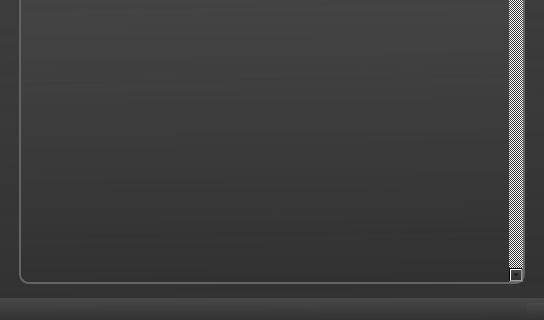
The window that design.ui (den-koch/AudioPlayer_PyVers) describes before a commit, drawn with Qt 5; both pictures show x 0 to 544 and y 390 to 710 of the 544 by 710 pixel window.
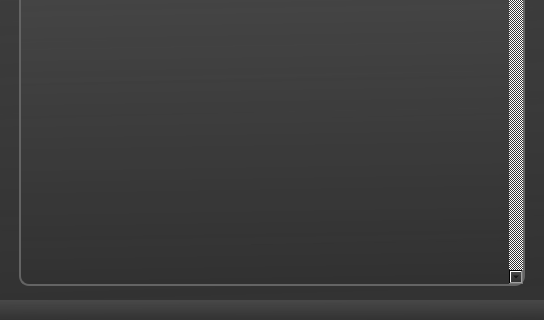
The same window after the commit. Icons and pictures are not drawn. Custom widgets are drawn as their Qt base class.

Diff of the .ui file:
```diff
--- a/design.ui
+++ b/design.ui
@@ -14,7 +14,20 @@
    </rect>
   </property>
   <property name="styleSheet">
-   <string notr="true">background-color: qlineargradient(spread:pad, x1:0.517, y1:1, x2:0.493, y2:0, stop:0 rgba(49, 49, 49, 207), stop:1 rgba(72, 72, 72, 255));</string>
+   <string notr="true">QWidget {
+background-color: qlineargradient(spread:pad, x1:0.517, y1:1, x2:0.493, y2:0, stop:0 rgba(49, 49, 49, 207), stop:1 rgba(72, 72, 72, 255));}
+
+;QMainWindow, QStatusBar, QMenuBar {
+border-radius:10px;}
+
+
+</string>
+  </property>
+  <property name="iconSize">
+   <size>
+    <width>40</width>
+    <height>40</height>
+   </size>
   </property>
   <widget class="QWidget" name="centralwidget">
    <property name="styleSheet">
@@ -1324,15 +1337,20 @@
    </property>
    <property name="styleSheet">
     <string notr="true">QStatusBar QLabel{
-border: none;
 color:white;
 font: 10pt &quot;MS Shell Dlg 2&quot;;
 margin-top: 1px;
 margin-bottom: 3px;
-margin-right: -3px;
 qproperty-alignment: AlignCenter;
+}
+QStatusBar::item {
+border-right: 2px solid rgb(100, 100, 100);
+margin-right: -2px;
 }</string>
    </property>
+   <property name="sizeGripEnabled">
+    <bool>false</bool>
+   </property>
   </widget>
  </widget>
  <customwidgets>
```
Left out of the diff: 9 changed lines with no effect on the pictures.
